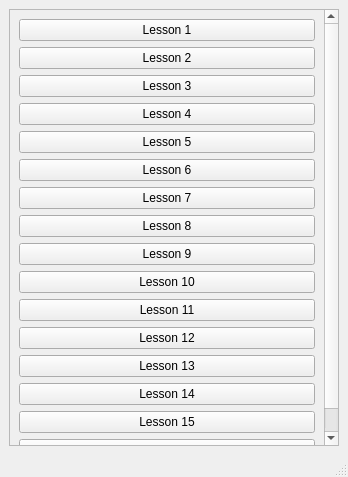
Before: the Qt Designer form mainwindow.ui in MOsinskyi/polyglot-app, drawn with Qt 5.
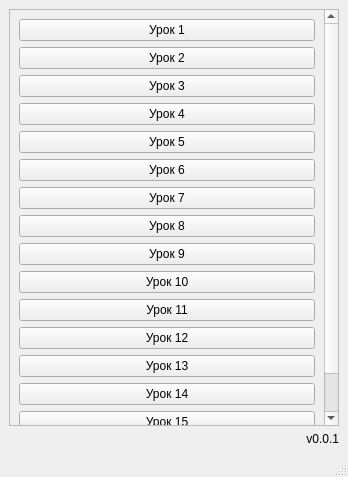
After: the same form once the commit is applied. Icons and pictures are not drawn.

```diff
--- a/mainwindow.ui
+++ b/mainwindow.ui
@@ -26,7 +26,7 @@
          <x>0</x>
          <y>0</y>
          <width>314</width>
-         <height>524</height>
+         <height>492</height>
         </rect>
        </property>
        <layout class="QVBoxLayout" name="verticalLayout_2">
@@ -39,7 +39,7 @@
            </sizepolicy>
           </property>
           <property name="text">
-           <string>Lesson 1</string>
+           <string>Урок 1</string>
           </property>
          </widget>
         </item>
@@ -52,7 +52,7 @@
            </sizepolicy>
           </property>
           <property name="text">
-           <string>Lesson 2</string>
+           <string>Урок 2</string>
           </property>
          </widget>
         </item>
@@ -65,7 +65,7 @@
            </sizepolicy>
           </property>
           <property name="text">
-           <string>Lesson 3</string>
+           <string>Урок 3</string>
           </property>
          </widget>
         </item>
@@ -78,7 +78,7 @@
            </sizepolicy>
           </property>
           <property name="text">
-           <string>Lesson 4</string>
+           <string>Урок 4</string>
           </property>
          </widget>
         </item>
@@ -91,7 +91,7 @@
            </sizepolicy>
           </property>
           <property name="text">
-           <string>Lesson 5</string>
+           <string>Урок 5</string>
           </property>
          </widget>
         </item>
@@ -104,7 +104,7 @@
            </sizepolicy>
           </property>
           <property name="text">
-           <string>Lesson 6</string>
+           <string>Урок 6</string>
           </property>
          </widget>
         </item>
@@ -117,7 +117,7 @@
            </sizepolicy>
           </property>
           <property name="text">
-           <string>Lesson 7</string>
+           <string>Урок 7</string>
           </property>
          </widget>
         </item>
@@ -130,7 +130,7 @@
            </sizepolicy>
           </property>
           <property name="text">
-           <string>Lesson 8</string>
+           <string>Урок 8</string>
           </property>
          </widget>
         </item>
@@ -143,7 +143,7 @@
            </sizepolicy>
           </property>
           <property name="text">
-           <string>Lesson 9</string>
+           <string>Урок 9</string>
           </property>
          </widget>
         </item>
@@ -156,7 +156,7 @@
            </sizepolicy>
           </property>
           <property name="text">
-           <string>Lesson 10</string>
+           <string>Урок 10</string>
           </property>
          </widget>
         </item>
@@ -169,7 +169,7 @@
            </sizepolicy>
           </property>
           <property name="text">
-           <string>Lesson 11</string>
+           <string>Урок 11</string>
           </property>
          </widget>
         </item>
@@ -182,7 +182,7 @@
            </sizepolicy>
           </property>
           <property name="text">
-           <string>Lesson 12</string>
+           <string>Урок 12</string>
           </property>
          </widget>
         </item>
@@ -195,7 +195,7 @@
            </sizepolicy>
           </property>
           <property name="text">
-           <string>Lesson 13</string>
+           <string>Урок 13</string>
           </property>
          </widget>
         </item>
@@ -208,7 +208,7 @@
            </sizepolicy>
           </property>
           <property name="text">
-           <string>Lesson 14</string>
+           <string>Урок 14</string>
           </property>
          </widget>
         </item>
@@ -221,7 +221,7 @@
            </sizepolicy>
           </property>
           <property name="text">
-           <string>Lesson 15</string>
+           <string>Урок 15</string>
           </property>
          </widget>
         </item>
@@ -234,7 +234,7 @@
            </sizepolicy>
           </property>
           <property name="text">
-           <string>Lesson 16</string>
+           <string>Урок 16</string>
           </property>
          </widget>
         </item>
@@ -242,6 +242,16 @@
       </widget>
      </widget>
     </item>
+    <item>
+     <widget class="QLabel" name="label">
+      <property name="text">
+       <string>v0.0.1</string>
+      </property>
+      <property name="alignment">
+       <set>Qt::AlignmentFlag::AlignRight|Qt::AlignmentFlag::AlignTrailing|Qt::AlignmentFlag::AlignVCenter</set>
+      </property>
+     </widget>
+    </item>
    </layout>
   </widget>
   <widget class="QMenuBar" name="menubar">
```
Left out of the diff: 10 changed lines with no effect on the pictures.
